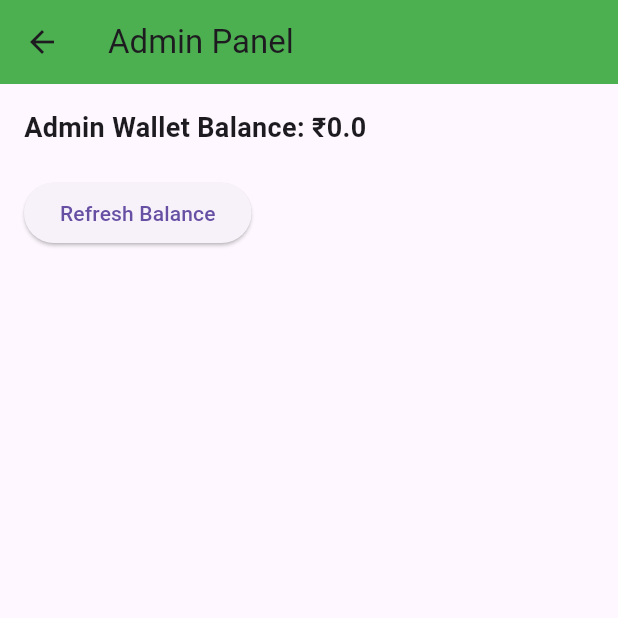
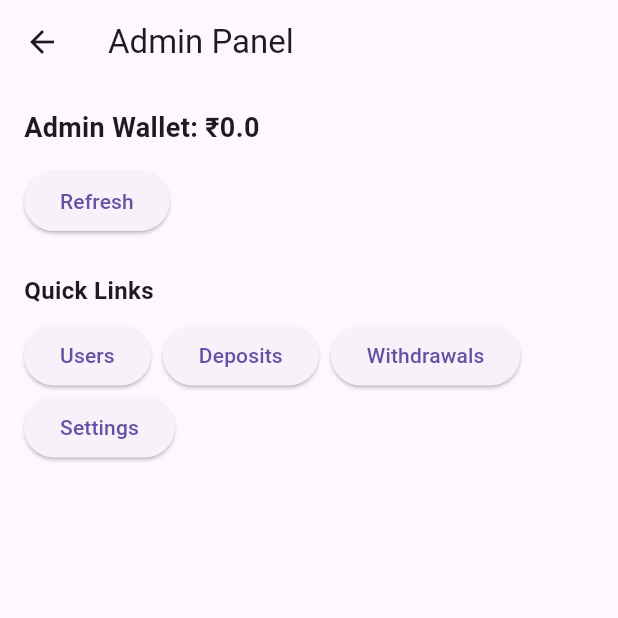
Before and after one commit to spaofficial11-hash/money-bank-superapp, a Flutter app: the AdminPanel screen opened directly, on a phone screen of 412 x 824 dp, the top half of it. Run offline on Flutter 3.47's test engine with Material 3 defaults, Android fonts, the phone set to English and light mode, and no system bars; our stand-ins replace cloud_firestore, firebase_auth, firebase_core; accounts and stored records are empty; generated files the repository leaves out were written again; statements that could not run were skipped.

Commit message:
Update admin_panel.dart

```diff
--- a/frontend/lib/screens/admin_panel.dart
+++ b/frontend/lib/screens/admin_panel.dart
@@ -1,52 +1,54 @@
+// lib/screens/admin_panel.dart
 import 'package:flutter/material.dart';
 import 'package:cloud_firestore/cloud_firestore.dart';
 
 class AdminPanel extends StatefulWidget {
-  const AdminPanel({Key? key}) : super(key: key);
+  const AdminPanel({super.key});
 
   @override
   State<AdminPanel> createState() => _AdminPanelState();
 }
 
 class _AdminPanelState extends State<AdminPanel> {
-  double _balance = 0.0;
+  double _adminBalance = 0.0;
+  bool _loading = true;
 
   @override
   void initState() {
     super.initState();
-    _loadAdminBalance();
+    _load();
   }
 
-  Future<void> _loadAdminBalance() async {
+  Future<void> _load() async {
     final doc = await FirebaseFirestore.instance.collection('admin').doc('wallet').get();
-    if (doc.exists && doc.data() != null) {
-      setState(() {
-        _balance = (doc.data()!['balance'] ?? 0).toDouble();
-      });
-    }
+    setState(() {
+      _adminBalance = (doc.data()?['balance'] ?? 0).toDouble();
+      _loading = false;
+    });
   }
+
+  Future<void> _refresh() => _load();
 
   @override
   Widget build(BuildContext context) {
     return Scaffold(
-      appBar: AppBar(
-        title: const Text('Admin Panel'),
-        backgroundColor: Colors.green,
-      ),
-      body: Padding(
+      appBar: AppBar(title: const Text('Admin Panel')),
+      body: _loading ? const Center(child: CircularProgressIndicator()) : Padding(
         padding: const EdgeInsets.all(16.0),
-        child: Column(
-          crossAxisAlignment: CrossAxisAlignment.start,
-          children: [
-            Text('Admin Wallet Balance: ₹$_balance',
-                style: const TextStyle(fontSize: 18, fontWeight: FontWeight.bold)),
-            const SizedBox(height: 20),
-            ElevatedButton(
-              onPressed: _loadAdminBalance,
-              child: const Text('Refresh Balance'),
-            ),
-          ],
-        ),
+        child: Column(crossAxisAlignment: CrossAxisAlignment.start, children: [
+          Text('Admin Wallet: ₹$_adminBalance', style: const TextStyle(fontSize: 18, fontWeight: FontWeight.bold)),
+          const SizedBox(height: 12),
+          ElevatedButton(onPressed: _refresh, child: const Text('Refresh')),
+          const SizedBox(height: 24),
+          const Text('Quick Links', style: TextStyle(fontSize: 16, fontWeight: FontWeight.bold)),
+          const SizedBox(height: 8),
+          Wrap(spacing: 8, children: [
+            ElevatedButton(onPressed: () {}, child: const Text('Users')),
+            ElevatedButton(onPressed: () {}, child: const Text('Deposits')),
+            ElevatedButton(onPressed: () {}, child: const Text('Withdrawals')),
+            ElevatedButton(onPressed: () {}, child: const Text('Settings')),
+          ])
+        ]),
       ),
     );
   }
```
